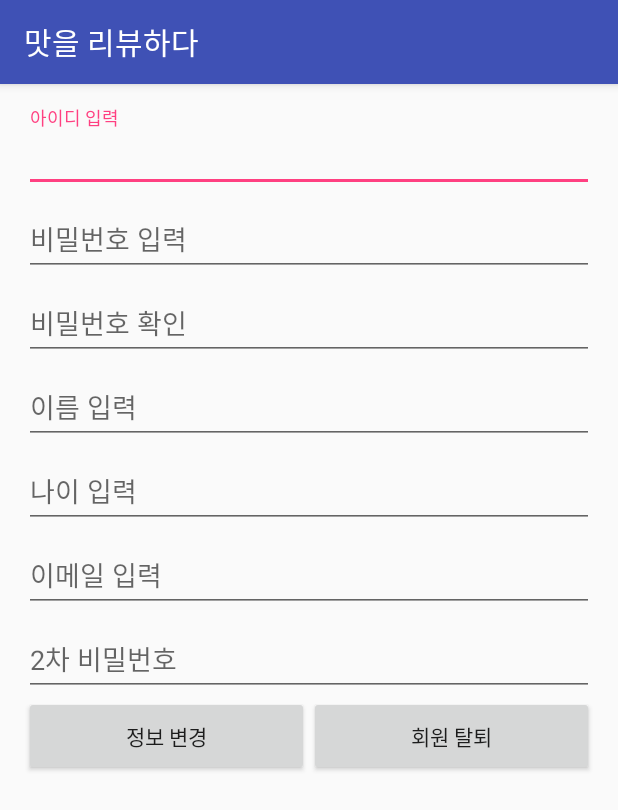
After one commit to kwonki199/TeamProject, an Android app: the ChangingActivity screen opened directly, with no data from a screen before it, on a phone screen of 412 x 824 dp. The commit adds this screen. Shown: the top 810 px of the screen. Run offline under Robolectric (Android 15) with nearby library versions, the phone set to English and light mode, and no system bars.

Commit message:
회원정보변경

```diff
--- a/app/src/main/AndroidManifest.xml
+++ b/app/src/main/AndroidManifest.xml
@@ -23,7 +23,7 @@
         <activity android:name=".LoginActivity"/>
         <activity android:name=".ResisterActivity"/>
         <activity android:name=".WelcomeActivity"/>
-
+        <activity android:name=".ChangingActivity"/>
 
     </application>
 
--- /dev/null
+++ b/app/src/main/java/edu/android/mainmen/ChangingActivity.java
@@ -0,0 +1,35 @@
+package edu.android.mainmen;
+
+import android.content.Intent;
+import android.os.Bundle;
+import android.support.v7.app.AppCompatActivity;
+import android.view.View;
+import android.widget.AutoCompleteTextView;
+import android.widget.Button;
+
+public class ChangingActivity extends AppCompatActivity{
+
+    @Override
+    protected void onCreate(Bundle savedInstanceState) {
+    super.onCreate(savedInstanceState);
+    setContentView(R.layout.activity_chaging);
+
+        AutoCompleteTextView id_input = findViewById(R.id.id_input);
+        AutoCompleteTextView password_input = findViewById(R.id.password_input);
+        AutoCompleteTextView password_check_input = findViewById(R.id.password_check_input);
+        AutoCompleteTextView name_input = findViewById(R.id.name_input);
+        AutoCompleteTextView age_input = findViewById(R.id.age_input);
+        AutoCompleteTextView email_input = findViewById(R.id.email_input);
+
+        Button change_btn = findViewById(R.id.change_btn);
+
+            change_btn.setOnClickListener(new View.OnClickListener() {
+            @Override
+            public void onClick(View v) {
+                Intent change_btn = new Intent(ChangingActivity.this, MainActivity.class);
+                ChangingActivity.this.startActivity(change_btn);
+        }
+    });
+
+    }
+}
--- a/app/src/main/java/edu/android/mainmen/MainActivity.java
+++ b/app/src/main/java/edu/android/mainmen/MainActivity.java
@@ -18,9 +18,7 @@ import android.widget.TextView;
 public class MainActivity extends AppCompatActivity
         implements NavigationView.OnNavigationItemSelectedListener {
 
-    public final static String KEY_ID = "key";
     private NavigationView navigationView;
-
 
     @Override
     protected void onCreate(Bundle savedInstanceState) {
@@ -98,8 +96,8 @@ public class MainActivity extends AppCompatActivity
         } else if (id == R.id.nav_bookmark) {
 
         } else if (id == R.id.nav_profilePicture) {
-
-        } else if (id == R.id.nav_profilePicture) {
+            Intent intent = new Intent(MainActivity.this, ChangingActivity.class);
+            startActivity(intent);
 
         } else if (id == R.id.nav_writings) {
 
--- /dev/null
+++ b/app/src/main/res/layout/activity_chaging.xml
@@ -0,0 +1,155 @@
+<?xml version="1.0" encoding="utf-8"?>
+<android.support.constraint.ConstraintLayout xmlns:android="http://schemas.android.com/apk/res/android"
+    xmlns:app="http://schemas.android.com/apk/res-auto"
+    xmlns:tools="http://schemas.android.com/tools"
+    android:layout_width="match_parent"
+    android:layout_height="match_parent"
+    android:gravity="center_horizontal"
+    android:orientation="vertical"
+    android:paddingBottom="@dimen/activity_vertical_margin"
+    android:paddingLeft="@dimen/activity_horizontal_margin"
+    android:paddingRight="@dimen/activity_horizontal_margin"
+    android:paddingTop="@dimen/activity_vertical_margin"
+    tools:context=".ChangingActivity">
+
+    <ScrollView
+        android:id="@+id/login_form"
+        android:layout_width="match_parent"
+        android:layout_height="match_parent">
+
+        <LinearLayout
+            android:id="@+id/email_login_form"
+            android:layout_width="match_parent"
+            android:layout_height="wrap_content"
+            android:orientation="vertical">
+
+            <android.support.design.widget.TextInputLayout
+                android:layout_width="match_parent"
+                android:layout_height="wrap_content">
+
+                <AutoCompleteTextView
+                    android:id="@+id/id_input"
+                    android:layout_width="match_parent"
+                    android:layout_height="wrap_content"
+                    android:hint="@string/id_input"
+                    android:inputType="text"
+                    android:maxLines="1"
+                    android:singleLine="true" />
+
+            </android.support.design.widget.TextInputLayout>
+
+            <android.support.design.widget.TextInputLayout
+                android:layout_width="match_parent"
+                android:layout_height="wrap_content">
+
+                <AutoCompleteTextView
+                    android:id="@+id/password_input"
+                    android:layout_width="match_parent"
+                    android:layout_height="wrap_content"
+                    android:hint="@string/password_input"
+                    android:inputType="text"
+                    android:maxLines="1"
+                    android:singleLine="true" />
+
+            </android.support.design.widget.TextInputLayout>
+
+            <android.support.design.widget.TextInputLayout
+                android:layout_width="match_parent"
+                android:layout_height="wrap_content">
+
+                <AutoCompleteTextView
+                    android:id="@+id/password_check_input"
+                    android:layout_width="match_parent"
+                    android:layout_height="wrap_content"
+                    android:hint="@string/password_check_input"
+                    android:inputType="text"
+                    android:maxLines="1"
+                    android:singleLine="true" />
+
+            </android.support.design.widget.TextInputLayout>
+
+            <android.support.design.widget.TextInputLayout
+                android:layout_width="match_parent"
+                android:layout_height="wrap_content">
+
+                <AutoCompleteTextView
+                    android:id="@+id/name_input"
+                    android:layout_width="match_parent"
+                    android:layout_height="wrap_content"
+                    android:hint="@string/name_input"
+                    android:inputType="text"
+                    android:maxLines="1"
+                    android:singleLine="true" />
+
+            </android.support.design.widget.TextInputLayout>
+
+            <android.support.design.widget.TextInputLayout
+                android:layout_width="match_parent"
+                android:layout_height="wrap_content">
+
+                <AutoCompleteTextView
+                    android:id="@+id/age_input"
+                    android:layout_width="match_parent"
+                    android:layout_height="wrap_content"
+                    android:hint="@string/age_input"
+                    android:inputType="text"
+                    android:maxLines="1"
+                    android:singleLine="true" />
+
+            </android.support.design.widget.TextInputLayout>
+
+            <android.support.design.widget.TextInputLayout
+                android:layout_width="match_parent"
+                android:layout_height="wrap_content">
+
+                <AutoCompleteTextView
+                    android:id="@+id/email_input"
+                    android:layout_width="match_parent"
+                    android:layout_height="wrap_content"
+                    android:hint="@string/email_input"
+                    android:inputType="text"
+                    android:maxLines="1"
+                    android:singleLine="true" />
+
+            </android.support.design.widget.TextInputLayout>
+
+            <android.support.design.widget.TextInputLayout
+                android:layout_width="match_parent"
+                android:layout_height="wrap_content">
+
+                <AutoCompleteTextView
+                    android:id="@+id/password2_input"
+                    android:layout_width="match_parent"
+                    android:layout_height="wrap_content"
+                    android:hint="@string/password2_input"
+                    android:inputType="text"
+                    android:maxLines="1"
+                    android:singleLine="true" />
+
+            </android.support.design.widget.TextInputLayout>
+            <LinearLayout
+                android:layout_width="match_parent"
+                android:layout_height="match_parent">
+
+            <Button
+                android:id="@+id/change_btn"
+                android:layout_width="match_parent"
+                android:layout_height="wrap_content"
+                android:layout_weight="1"
+                android:padding="16dp"
+                android:text="정보 변경" />
+
+                <Button
+                    android:id="@+id/Withdrawal"
+                    android:layout_width="match_parent"
+                    android:layout_height="wrap_content"
+                    android:layout_weight="1"
+                    android:padding="16dp"
+                    android:text="회원 탈퇴" />
+            </LinearLayout>
+
+        </LinearLayout>
+
+    </ScrollView>
+
+</android.support.constraint.ConstraintLayout>
```
